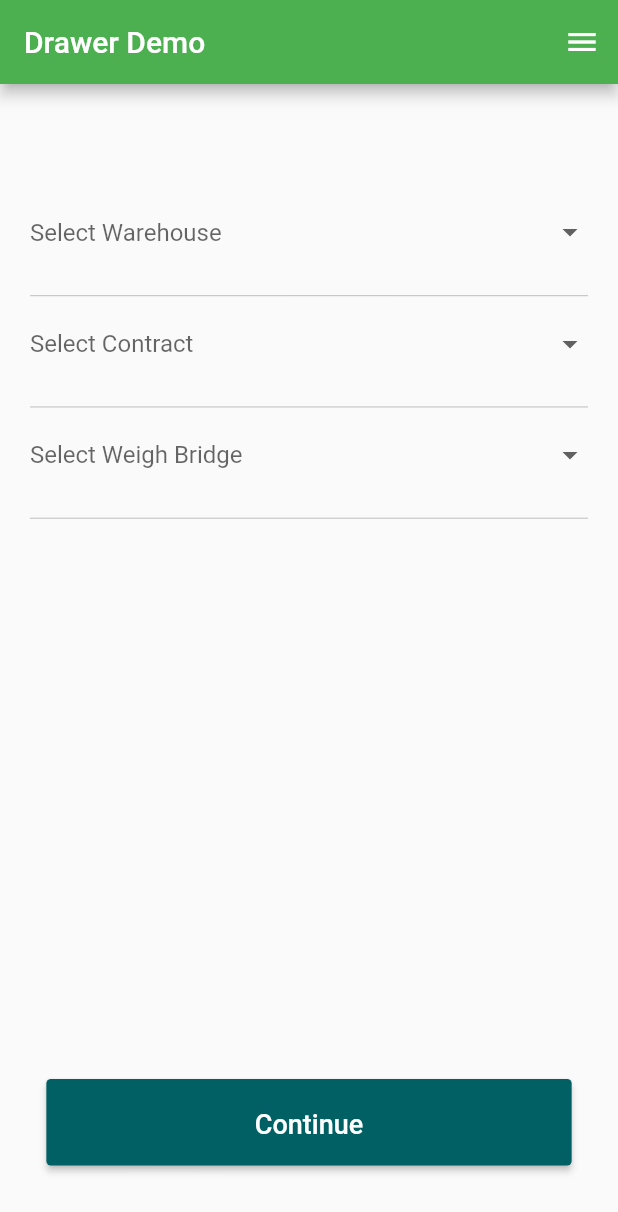
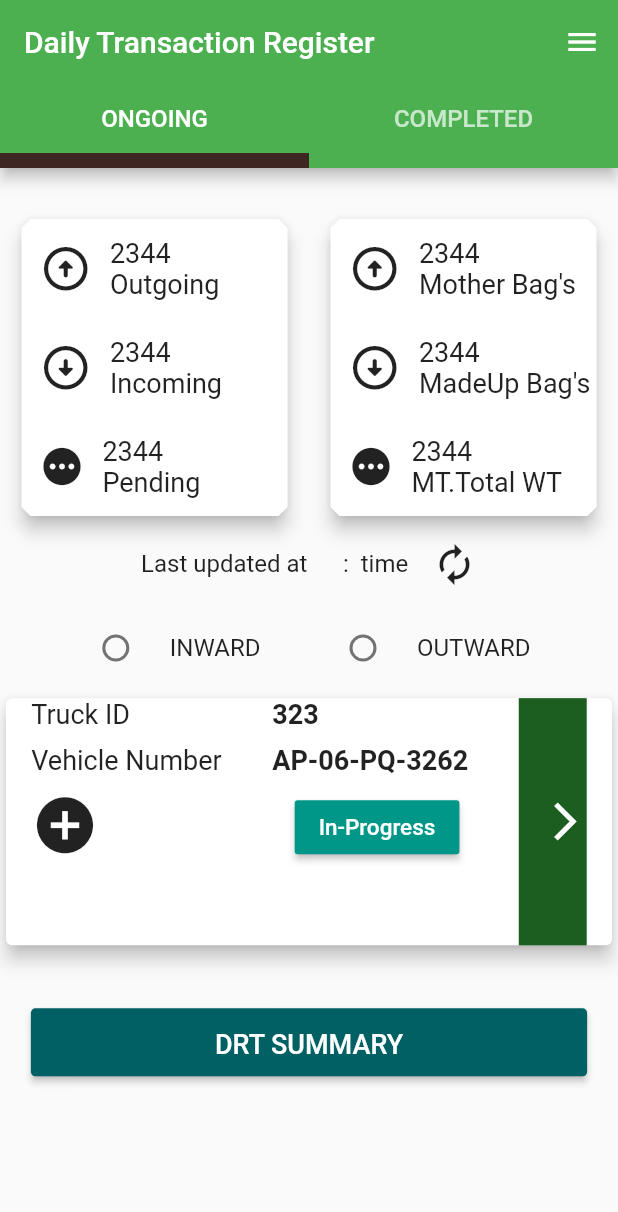
Before and after one commit to panchakarlavishnendra/Bluetooth, a Flutter app: the screen it shows after launch, on a phone screen of 412 x 824 dp. Shown: the top 1212 px of the screen. Run offline on Flutter 3.47's test engine with Material 2 defaults, Android fonts, the phone set to English and light mode, and no system bars; drawn by our look-alikes of auto_size_text; our stand-ins replace camera, flutter_bluetooth_serial, get, group_radio_button, image_picker, location and 2 more; missing offline and left inert: geocoder; project files that could hold a hidden picture were left out.

Commit message:
Added Daily Transaction Register Page

```diff
--- a/lib/main.dart
+++ b/lib/main.dart
@@ -1,4 +1,5 @@
 import 'package:flutter/material.dart';
+import 'package:flutter_bluetooth/screens/daily_transaction_register_screen.dart';
 
 import 'package:flutter_bluetooth/screens/quality_check_screen.dart';
 import 'package:flutter_bluetooth/screens/select_warehouse_contact_screen.dart';
@@ -24,6 +25,9 @@ class MyApp extends StatelessWidget {
         primarySwatch: Colors.green,
         visualDensity: VisualDensity.adaptivePlatformDensity,
       ),
-        home: SelectWarehouseContacts());
+      home: DailyTranasactions(),
+      debugShowCheckedModeBanner: false,
+      // SelectWarehouseContacts()
+    );
   }
 }
--- /dev/null
+++ b/lib/screens/daily_transaction_register_screen.dart
@@ -0,0 +1,358 @@
+import 'package:flutter/material.dart';
+import 'package:flutter_bluetooth/widgets/side_nav.dart';
+import 'package:group_radio_button/group_radio_button.dart';
+import 'package:get/get.dart';
+
+class DailyTranasactions extends StatefulWidget {
+  @override
+  _DailyTranasactionsState createState() => _DailyTranasactionsState();
+}
+
+class _DailyTranasactionsState extends State<DailyTranasactions> {
+  var selectedVal;
+  var _groupValue;
+  final GlobalKey<ScaffoldState> _scaffoldKey = GlobalKey<ScaffoldState>();
+
+  void _openEndDrawer() {
+    _scaffoldKey.currentState.openEndDrawer();
+  }
+
+  void _closeEndDrawer() {
+    Navigator.of(context).pop();
+  }
+
+  @override
+  Widget build(BuildContext context) {
+    return DefaultTabController(
+      length: 2,
+      child: Scaffold(
+        appBar: AppBar(
+          bottom: TabBar(
+            indicatorColor: Colors.brown[900],
+            indicatorWeight: 10.0,
+            onTap: (a) {},
+            tabs: [
+              Tab(
+                  child: Text(
+                'ONGOING',
+                style: TextStyle(fontSize: 16),
+              )),
+              Tab(
+                child: Text('COMPLETED', style: TextStyle(fontSize: 16)),
+              ),
+            ],
+          ),
+          title: Text('Daily Transaction Register'),
+        ),
+        body: TabBarView(
+          children: [
+            SingleChildScrollView(
+              child: Padding(
+                padding: const EdgeInsets.only(top: 30.0),
+                child: Column(
+                  // mainAxisAlignment: MainAxisAlignment.spaceAround,
+                  children: [
+                    Row(
+                      mainAxisAlignment: MainAxisAlignment.spaceAround,
+                      children: [
+                        Container(
+                          width: MediaQuery.of(context).size.width * 0.45,
+                          height: MediaQuery.of(context).size.height * 0.25,
+                          child: Card(
+                            shape: BeveledRectangleBorder(
+                                borderRadius: BorderRadius.circular(6)),
+                            child: Column(
+                              mainAxisAlignment: MainAxisAlignment.spaceAround,
+                              children: [
+                                Row(
+                                  mainAxisAlignment: MainAxisAlignment.start,
+                                  children: [
+                                    Padding(
+                                      padding: const EdgeInsets.symmetric(
+                                          horizontal: 12.0),
+                                      child: Icon(
+                                        Icons.arrow_circle_up_rounded,
+                                        size: 35,
+                                      ),
+                                    ),
+                                    Text(
+                                      '2344\nOutgoing',
+                                      style: TextStyle(fontSize: 18),
+                                    )
+                                  ],
+                                ),
+                                Row(
+                                  mainAxisAlignment: MainAxisAlignment.start,
+                                  children: [
+                                    Padding(
+                                      padding: const EdgeInsets.symmetric(
+                                          horizontal: 12.0),
+                                      child: Icon(
+                                        Icons.arrow_circle_down_rounded,
+                                        size: 35,
+                                      ),
+                                    ),
+                                    Text(
+                                      '2344\nIncoming',
+                                      style: TextStyle(fontSize: 18),
+                                    )
+                                  ],
+                                ),
+                                Row(
+                                  mainAxisAlignment: MainAxisAlignment.start,
+                                  children: [
+                                    Padding(
+                                      padding: const EdgeInsets.symmetric(
+                                          horizontal: 12.0),
+                                      child: Icon(
+                                        Icons.pending,
+                                        size: 30,
+                                      ),
+                                    ),
+                                    Text(
+                                      '2344\nPending',
+                                      style: TextStyle(fontSize: 18),
+                                    )
+                                  ],
+                                ),
+                              ],
+                            ),
+                            elevation: 5,
+                          ),
+                        ),
+                        Container(
+                          width: MediaQuery.of(context).size.width * 0.45,
+                          height: MediaQuery.of(context).size.height * 0.25,
+                          child: Card(
+                            shape: BeveledRectangleBorder(
+                                borderRadius: BorderRadius.circular(6)),
+                            child: Column(
+                              mainAxisAlignment: MainAxisAlignment.spaceAround,
+                              children: [
+                                Row(
+                                  mainAxisAlignment: MainAxisAlignment.start,
+                                  children: [
+                                    Padding(
+                                      padding: const EdgeInsets.symmetric(
+                                          horizontal: 12.0),
+                                      child: Icon(
+                                        Icons.arrow_circle_up_rounded,
+                                        size: 35,
+                                      ),
+                                    ),
+                                    Text(
+                                      "2344\nMother Bag's",
+                                      style: TextStyle(fontSize: 18),
+                                    )
+                                  ],
+                                ),
+                                Row(
+                                  mainAxisAlignment: MainAxisAlignment.start,
+                                  children: [
+                                    Padding(
+                                      padding: const EdgeInsets.symmetric(
+                                          horizontal: 12.0),
+                                      child: Icon(
+                                        Icons.arrow_circle_down_rounded,
+                                        size: 35,
+                                      ),
+                                    ),
+                                    Text(
+                                      "2344\nMadeUp Bag's",
+                                      style: TextStyle(fontSize: 18),
+                                    )
+                                  ],
+                                ),
+                                Row(
+                                  mainAxisAlignment: MainAxisAlignment.start,
+                                  children: [
+                                    Padding(
+                                      padding: const EdgeInsets.symmetric(
+                                          horizontal: 12.0),
+                                      child: Icon(
+                                        Icons.pending,
+                                        size: 30,
+                                      ),
+                                    ),
+                                    Text(
+                                      '2344\nMT.Total WT',
+                                      style: TextStyle(fontSize: 18),
+                                    )
+                                  ],
+                                ),
+                              ],
+                            ),
+                            elevation: 5,
+                          ),
+                        ),
+                      ],
+                    ),
+                    Padding(
+                      padding: const EdgeInsets.symmetric(vertical: 13.0),
+                      child: Row(
+                        mainAxisAlignment: MainAxisAlignment.center,
+                        children: [
+                          Text(
+                            'Last updated at      :  ',
+                            style: TextStyle(fontSize: 16),
+                          ),
+                          Text(
+                            'time    ',
+                            style: TextStyle(fontSize: 16),
+                          ),
+                          Icon(
+                            Icons.autorenew_outlined,
+                            size: 30,
+                          ),
+                        ],
+                      ),
+                    ),
+                    Container(
+                      width: MediaQuery.of(context).size.width * 0.8,
+                      child: Row(
+                        children: <Widget>[
+                          _myRadioButton(
+                            title: "INWARD",
+                            value: 0,
+                            onChanged: (newValue) =>
+                                setState(() => _groupValue = newValue),
+                          ),
+                          _myRadioButton(
+                            title: "OUTWARD",
+                            value: 1,
+                            onChanged: (newValue) =>
+                                setState(() => _groupValue = newValue),
+                          ),
+                        ],
+                      ),
+                    ),
+                    Padding(
+                      padding: const EdgeInsets.symmetric(vertical: 8.0),
+                      child: _myCard(),
+                    ),
+                    SizedBox(
+                      height: 30,
+                    ),
+                    Container(
+                      height: MediaQuery.of(context).size.height * 0.055,
+                      width: MediaQuery.of(context).size.width * 0.9,
+                      child: RaisedButton(
+                        shape: RoundedRectangleBorder(
+                          borderRadius: BorderRadius.circular(3.0),
+                        ),
+                        onPressed: () => {Get.toNamed('/selectWareHouse')},
+                        color: Colors.cyan[900],
+                        textColor: Colors.white,
+                        child: Padding(
+                          padding: const EdgeInsets.only(
+                              top: 13.0, bottom: 10.0, left: 100, right: 100),
+                          child: Text("DRT Summary".toUpperCase(),
+                              style: TextStyle(fontSize: 18)),
+                        ),
+                      ),
+                    ),
+                  ],
+                ),
+              ),
+            ),
+            SingleChildScrollView(),
+          ],
+        ),
+        endDrawer: EndDrawer(_openEndDrawer, _closeEndDrawer),
+      ),
+    );
+  }
+
+  Widget _myRadioButton({String title, int value, Function onChanged}) {
+    return SizedBox(
+      width: MediaQuery.of(context).size.width * 0.4,
+      height: MediaQuery.of(context).size.height * 0.06,
+      child: RadioListTile(
+        value: value,
+        groupValue: _groupValue,
+        onChanged: onChanged,
+        title: Text(title),
+      ),
+    );
+  }
+
+  Widget _myCard() {
+    return Card(
+      elevation: 5,
+      child: Row(
+        mainAxisAlignment: MainAxisAlignment.spaceAround,
+        crossAxisAlignment: CrossAxisAlignment.start,
+        children: [
+          Column(
+            mainAxisAlignment: MainAxisAlignment.spaceAround,
+            crossAxisAlignment: CrossAxisAlignment.start,
+            children: [
+              Text(
+                'Truck ID',
+                style: TextStyle(fontSize: 18),
+              ),
+              Padding(
+                padding: const EdgeInsets.symmetric(vertical: 10.0),
+                child: Text(
+                  'Vehicle Number',
+                  style: TextStyle(fontSize: 18),
+                ),
+              ),
+              Icon(
+                Icons.add_circle,
+                size: 45,
+              )
+            ],
+          ),
+          Column(
+            mainAxisAlignment: MainAxisAlignment.spaceAround,
+            crossAxisAlignment: CrossAxisAlignment.start,
+            children: [
+              Text(
+                '323',
+                style: TextStyle(fontSize: 18, fontWeight: FontWeight.bold),
+              ),
+              Padding(
+                padding: const EdgeInsets.symmetric(vertical: 10.0),
+                child: Text(
+                  'AP-06-PQ-3262',
+                  style: TextStyle(fontSize: 18, fontWeight: FontWeight.bold),
+                ),
+              ),
+              Padding(
+                padding: const EdgeInsets.only(left: 15.0),
+                child: RaisedButton(
+                  color: Colors.teal,
+                  child: Text(
+                    'In-Progress',
+                    style: TextStyle(color: Colors.white, fontSize: 15),
+                  ),
+                  onPressed: () {},
+                ),
+              )
+            ],
+          ),
+          Column(
+            children: [
+              Container(
+                color: Colors.green[900],
+                width: MediaQuery.of(context).size.width * 0.11,
+                height: MediaQuery.of(context).size.height * 0.2,
+                child: FlatButton(
+                  onPressed: () {
+                    Get.toNamed('/pending');
+                  },
+                  child: Icon(
+                    Icons.arrow_forward_ios_sharp,
+                    color: Colors.white,
+                    size: 30,
+                  ),
+                ),
+              )
+            ],
+          ),
+        ],
+      ),
+    );
+  }
+}
```
Lines whose indentation alone changed are shown as unchanged.
